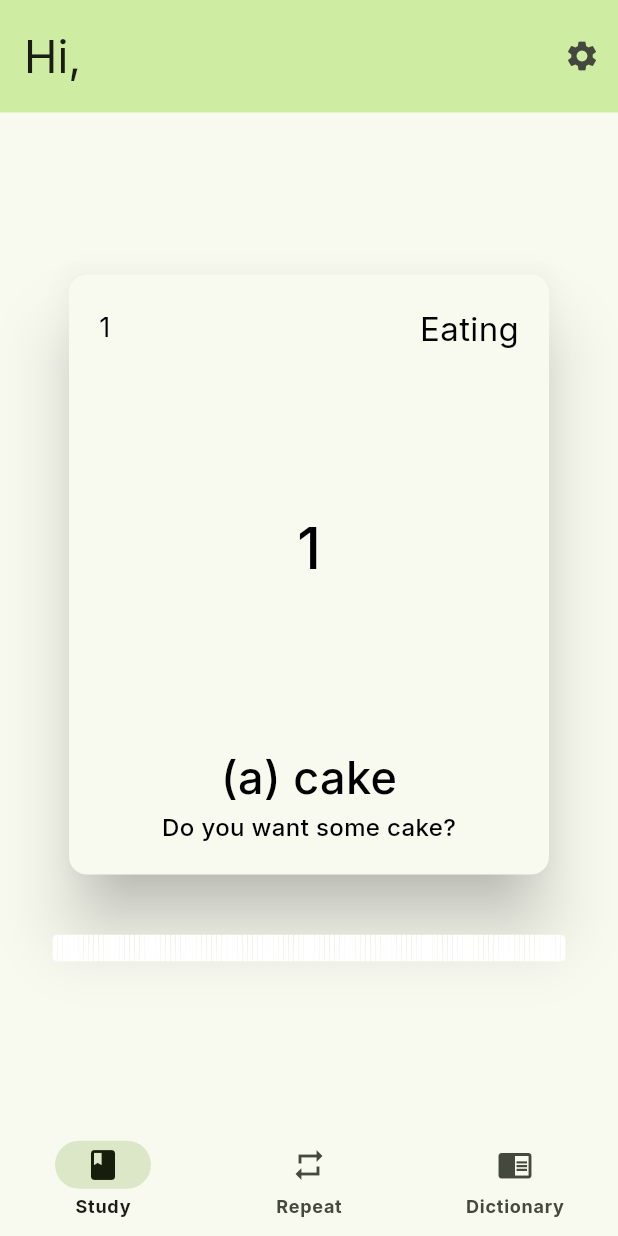
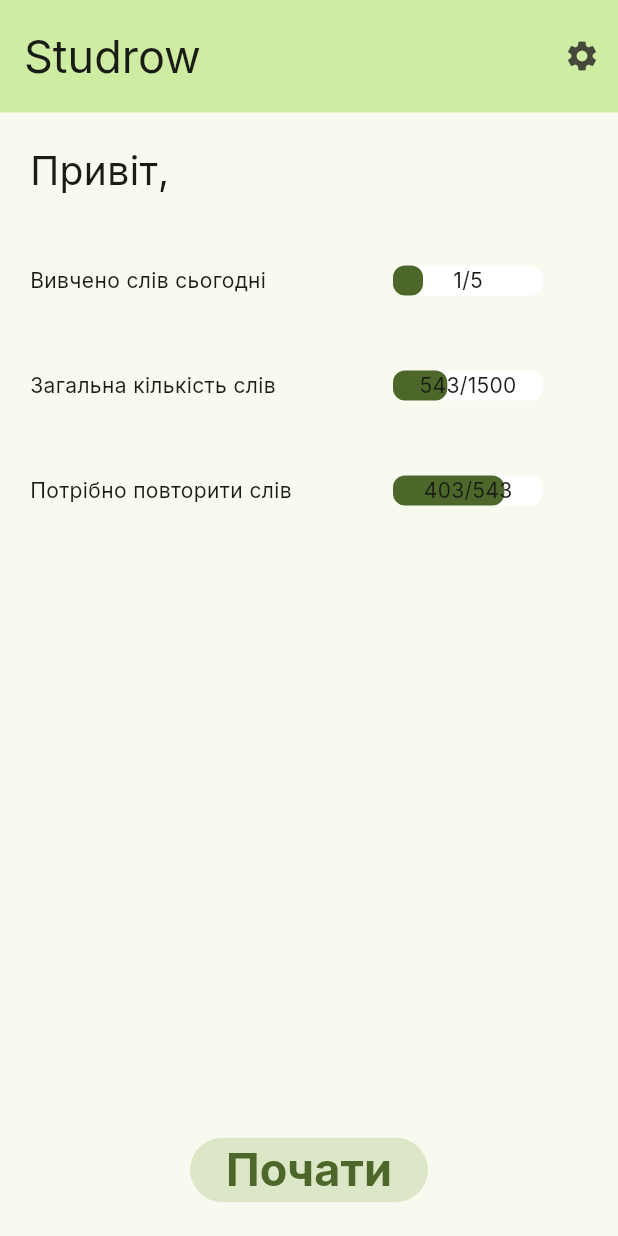
Before and after one commit to SchepardCat/studrow, a Flutter app: the screen it shows after launch, on a phone screen of 412 x 824 dp. Run offline on Flutter 3.47's test engine with Material 3 defaults, Android fonts, the phone set to English and light mode, and no system bars; drawn by our look-alikes of flip_card, percent_indicator, step_progress_indicator, swipe_cards; our stand-ins replace flutter_spinkit, google_fonts.

Commit message:
Add logo page, add start page

```diff
--- a/lib/main.dart
+++ b/lib/main.dart
@@ -1,6 +1,8 @@
 import 'package:flutter/material.dart';
 import 'package:studrow/presentation/pages/main_page.dart';
 import 'package:studrow/presentation/pages/settings_page.dart';
+import 'package:studrow/presentation/pages/logo_page.dart';
+import 'package:studrow/presentation/pages/start_page.dart';
 import 'package:studrow/presentation/theme/theme.dart';
 import 'presentation/theme/typography.dart';
 
@@ -23,9 +25,10 @@ class _MainAppState extends State<MainApp> {
       theme: MaterialTheme(textTheme).light(),
       routes: {
         '/setting': (context) => const SettingsPage(),
-        '/main': (contex) => const MainPage()
+        '/main': (contex) => const MainPage(),
+        '/start': (contex) => const StartPage()
       },
-      home: MainPage()
+      home: LogoPage()
     );
   }
 }
--- /dev/null
+++ b/lib/presentation/pages/logo_page.dart
@@ -0,0 +1,47 @@
+import 'package:flutter/material.dart';
+import 'package:flutter_spinkit/flutter_spinkit.dart';
+
+class LogoPage extends StatefulWidget {
+  const LogoPage({super.key});
+
+  @override
+  State<LogoPage> createState() => _LogoPageState();
+}
+
+
+class _LogoPageState extends State<LogoPage> {
+  @override
+  void initState() {
+    super.initState();
+    Future.delayed(Duration(seconds: 5)).then((value){
+      Navigator.pushNamed(context, '/start');
+    });
+  }
+  @override
+  Widget build(BuildContext context) {
+    return Scaffold(
+      body: Container(
+        color: Theme.of(context).colorScheme.primary,
+        width: double.infinity,
+        child: Center(
+          child: Column(mainAxisAlignment: MainAxisAlignment.center,
+            children: [
+              Text(
+                  "LOGO",
+                style: TextStyle(
+                  fontSize: 72,
+                  color: Theme.of(context).colorScheme.primaryContainer
+                ),
+              ),
+              SizedBox(height: 50),
+              SpinKitFoldingCube(
+                color: Theme.of(context).colorScheme.primaryContainer,
+                size: 50,
+              )
+            ],
+          ),
+        ),
+      ),
+    );
+  }
+}
--- a/lib/presentation/pages/main_page.dart
+++ b/lib/presentation/pages/main_page.dart
@@ -13,7 +13,7 @@ class _MainPageState extends State<MainPage> {
   int index = 0;
   final screens = [
     const StudyPage(),
-    const Center(child: Text("Repeat", style: TextStyle(fontSize: 72))),
+    const Center(child: Text("Exam", style: TextStyle(fontSize: 72))),
     const Center(child: Text("Dictionary", style: TextStyle(fontSize: 72))),
   ];
 
@@ -21,12 +21,6 @@ class _MainPageState extends State<MainPage> {
   Widget build(BuildContext context) {
     return Scaffold(
       appBar: AppBar(
-          automaticallyImplyLeading: false,
-          title: Text("Hi, ${StSetting.nameUser}",
-            style: const TextStyle(
-              fontSize: 30,
-              fontWeight: FontWeight.w400,
-            ),),
           backgroundColor: Theme.of(context).colorScheme.primaryContainer,
           toolbarHeight: 75,
           actions: [
--- /dev/null
+++ b/lib/presentation/pages/start_page.dart
@@ -0,0 +1,96 @@
+import 'package:flutter/material.dart';
+import 'package:studrow/presentation/widgets/progress_bar/progress_bar.dart';
+import 'package:studrow/standart_setting.dart';
+
+class StartPage extends StatefulWidget {
+  const StartPage({super.key});
+
+  @override
+  State<StartPage> createState() => _StartPageState();
+}
+
+class _StartPageState extends State<StartPage> {
+  @override
+  Widget build(BuildContext context) {
+    return Scaffold(
+      appBar: AppBar(
+          automaticallyImplyLeading: false,
+          title: Text(
+            StSetting.companyName,
+            style: const TextStyle(
+              fontSize: 30,
+              fontWeight: FontWeight.w400,
+            ),),
+          backgroundColor: Theme.of(context).colorScheme.primaryContainer,
+          toolbarHeight: 75,
+          actions: [
+            IconButton(
+              onPressed: (){
+                Navigator.pushNamed(context, '/setting');
+              },
+              icon: Icon(Icons.settings),
+            )
+          ]
+      ),
+      body: Container(
+        child: Padding(
+          padding: const EdgeInsets.all(20.0),
+          child: Center(
+            child: Column(
+              mainAxisAlignment: MainAxisAlignment.spaceBetween,
+              children: [
+                Column(
+                  children: [
+                    Row(
+                      children: [
+                        Text(
+                            "Привіт, " + StSetting.nameUser,
+                          style: TextStyle(
+                            fontSize: 26
+                          ),
+                        ),
+                      ],
+                    ),
+                    SizedBox(height: 25),
+                    Row(
+                      mainAxisAlignment: MainAxisAlignment.spaceBetween,
+                      children: [
+                        Text("Вивчено слів сьогодні"),
+                        ProgressBar(totalCards: 5, currentNumber: 1, widthBar: 120)
+                      ],),
+                    SizedBox(height: 10),
+                    Row(
+                      mainAxisAlignment: MainAxisAlignment.spaceBetween,
+                      children: [
+                        Text("Загальна кількість слів"),
+                        ProgressBar(totalCards: 1500, currentNumber: 543, widthBar: 120),
+                      ],),
+                    SizedBox(height: 10),
+                    Row(
+                      mainAxisAlignment: MainAxisAlignment.spaceBetween,
+                      children: [
+                      Text("Потрібно повторити слів"),
+                        ProgressBar(totalCards: 543, currentNumber: 403, widthBar: 120),
+                    ],),
+                  ],
+                ),
+                FilledButton.tonal(
+                    onPressed: (){
+                      Navigator.pushNamed(context, '/main');
+                    },
+                    child: Text(
+                      "Почати",
+                      style: TextStyle(
+                        fontSize: 30,
+                        color: Theme.of(context).colorScheme.primary
+                      ),
+                    )
+                ),
+              ],
+            ),
+          ),
+        ),
+      ),
+    );
+  }
+}
--- a/lib/presentation/pages/study_page.dart
+++ b/lib/presentation/pages/study_page.dart
@@ -20,7 +20,6 @@ class _StudyPageState extends State<StudyPage> {
   late MatchEngine _matchEngine;
   GlobalKey<ScaffoldState> _scaffoldKey = GlobalKey();
   int numberCurrentCard = 0;
-  int totalResult = 100;
   bool isFinished = false;
 
   //test data
@@ -99,7 +98,7 @@ class _StudyPageState extends State<StudyPage> {
                     //line progress learning
                     //1- percent indicator package
                     //2 - step progress indicator package
-                    StudyProgressBar(numberOfCards: StSetting.numberLearningCardDay, numberCurrentCard: numberCurrentCard),
+                    ProgressBar(totalCards: StSetting.numberLearningCardDay, currentNumber: numberCurrentCard, widthBar: 320),
                   ]
                 )
             ),
--- a/lib/presentation/widgets/progress_bar/progress_bar.dart
+++ b/lib/presentation/widgets/progress_bar/progress_bar.dart
@@ -1,17 +1,17 @@
 import 'package:flutter/material.dart';
-import 'package:step_progress_indicator/step_progress_indicator.dart';
+import 'package:percent_indicator/percent_indicator.dart';
 
-class StudyProgressBar extends StatefulWidget {
-  static const int totalSteps = 100;
-  final int numberCurrentCard;
-  final int numberOfCards;
-  const StudyProgressBar({ required this.numberOfCards, required this.numberCurrentCard});
+class ProgressBar extends StatefulWidget {
+  final int currentNumber;
+  final int totalCards;
+  final double widthBar;
+  const ProgressBar({ required this.totalCards, required this.currentNumber, required this.widthBar});
 
   @override
-  State<StudyProgressBar> createState() => _StudyProgressBarState();
+  State<ProgressBar> createState() => _ProgressBarState();
 }
 
-class _StudyProgressBarState extends State<StudyProgressBar> {
+class _ProgressBarState extends State<ProgressBar> {
   @override
   Widget build(BuildContext context) {
     return Padding(
@@ -21,14 +21,16 @@ class _StudyProgressBarState extends State<StudyProgressBar> {
           child: Column(
             children: [
               Container(
-                child: StepProgressIndicator(
-                  totalSteps: StudyProgressBar.totalSteps,
-                  currentStep: widget.numberCurrentCard * (StudyProgressBar.totalSteps/widget.numberOfCards).toInt(),
-                  size: 18,
-                  padding: 0,
-                  selectedColor: Theme.of(context).colorScheme.primaryContainer,
-                  unselectedColor: Theme.of(context).colorScheme.onTertiary,
-                  roundedEdges: Radius.circular(8),
+                child: LinearPercentIndicator(
+                  width: widget.widthBar,
+                  animation: true,
+                  lineHeight: 20.0,
+                  animationDuration: 1200,
+                  percent: widget.currentNumber/widget.totalCards,
+                  center: Text("" + widget.currentNumber.toString() + "/" + widget.totalCards.toString()),
+                  barRadius: Radius.circular(8),
+                  progressColor: Theme.of(context).colorScheme.primary,
+                  backgroundColor: Theme.of(context).colorScheme.onTertiary,
                 ),
               ),
             ],
--- a/lib/standart_setting.dart
+++ b/lib/standart_setting.dart
@@ -7,4 +7,5 @@ class StSetting{
   static String nameUser = "";
   static int numberLearningCardDay = 5;
   static bool isFinishedLearn = false;
+  static String companyName = "Studrow";
 }
--- a/pubspec.yaml
+++ b/pubspec.yaml
@@ -11,8 +11,9 @@ dependencies:
     sdk: flutter
   flip_card: ^0.7.0
   swipe_cards: ^2.0.0+1
-  step_progress_indicator: ^1.0.2
   google_fonts: ^6.1.0
+  flutter_spinkit: ^5.2.0
+  percent_indicator: ^4.2.3
 
 dev_dependencies:
   flutter_test:
```
Also changed, not shown: lib/presentation/pages/exam_page.dart (added), lib/presentation/pages/repeat_page.dart (added), pubspec.lock, 2 other files.
